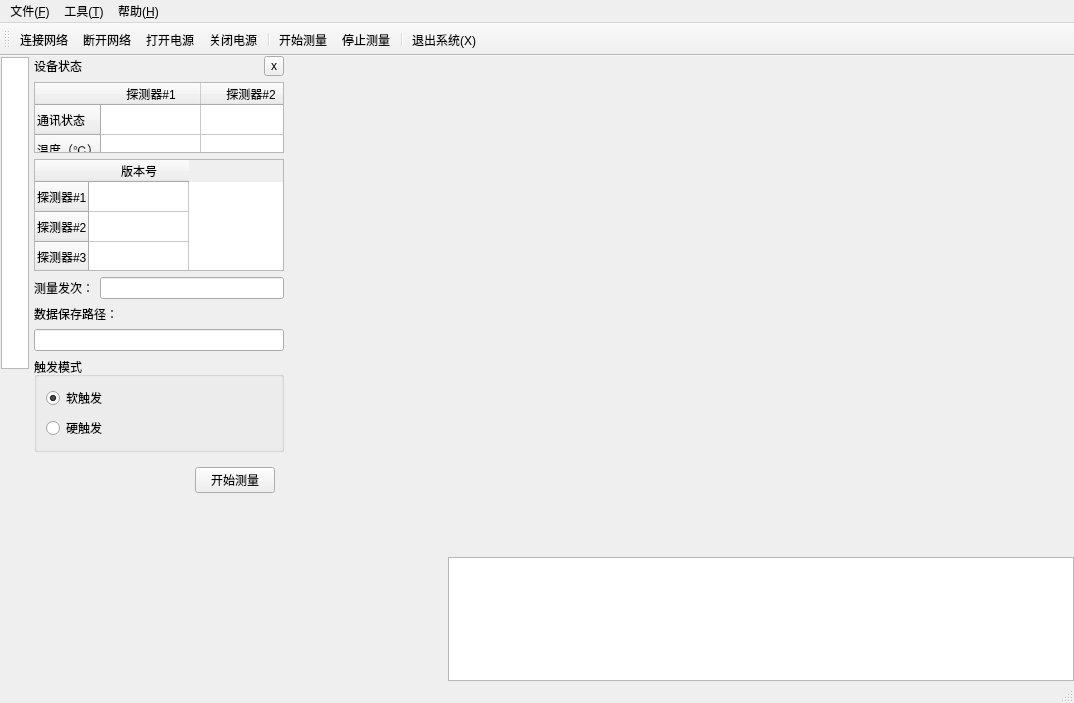
Before: the Qt Designer form mainwindow.ui in MrXiaomao/HEXRayFSS_QT, drawn with Qt 5.
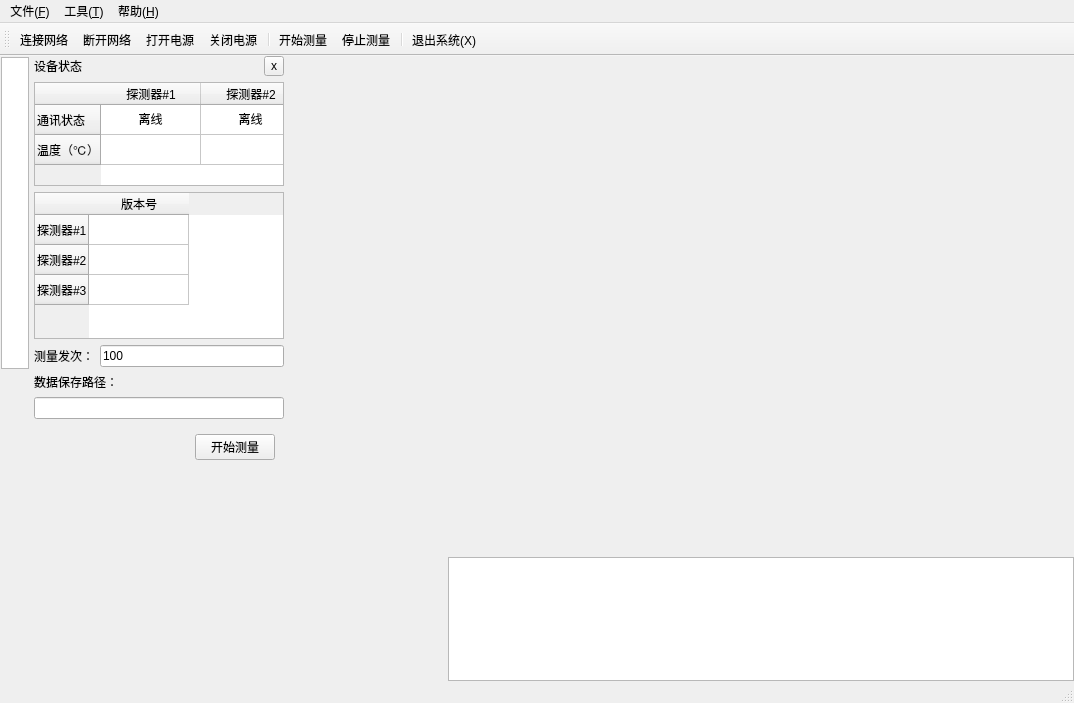
After: the same form once the commit is applied. The open tabs and pages were chosen to show the change. Icons and pictures are not drawn. Custom widgets are drawn as their Qt base class.

Diff of the .ui file:
```diff
--- a/mainwindow.ui
+++ b/mainwindow.ui
@@ -384,7 +384,7 @@
           </column>
           <item row="0" column="0">
            <property name="text">
-            <string/>
+            <string>离线</string>
            </property>
            <property name="textAlignment">
             <set>AlignCenter</set>
@@ -395,7 +395,7 @@
           </item>
           <item row="0" column="1">
            <property name="text">
-            <string/>
+            <string>离线</string>
            </property>
            <property name="textAlignment">
             <set>AlignCenter</set>
@@ -406,7 +406,7 @@
           </item>
           <item row="0" column="2">
            <property name="text">
-            <string/>
+            <string>离线</string>
            </property>
            <property name="textAlignment">
             <set>AlignCenter</set>
@@ -526,7 +526,11 @@
            </widget>
           </item>
           <item>
-           <widget class="QLineEdit" name="lineEdit_ShotNum"/>
+           <widget class="QLineEdit" name="lineEdit_ShotNum">
+            <property name="text">
+             <string>100</string>
+            </property>
+           </widget>
           </item>
          </layout>
         </item>
@@ -544,32 +548,6 @@
           </item>
          </layout>
         </item>
-        <item>
-         <widget class="QGroupBox" name="groupBox">
-          <property name="title">
-           <string>触发模式</string>
-          </property>
-          <layout class="QVBoxLayout" name="verticalLayout_3">
-           <item>
-            <widget class="QRadioButton" name="radioButton_soft">
-             <property name="text">
-              <string>软触发</string>
-             </property>
-             <property name="checked">
-              <bool>true</bool>
-             </property>
-            </widget>
-           </item>
-           <item>
-            <widget class="QRadioButton" name="radioButton_hard">
-             <property name="text">
-              <string>硬触发</string>
-             </property>
-            </widget>
-           </item>
-          </layout>
-         </widget>
-        </item>
         <item>
          <widget class="QWidget" name="widget" native="true">
           <layout class="QHBoxLayout" name="horizontalLayout_8">
```
Left out of the diff: 13 changed lines with no effect on the pictures.
